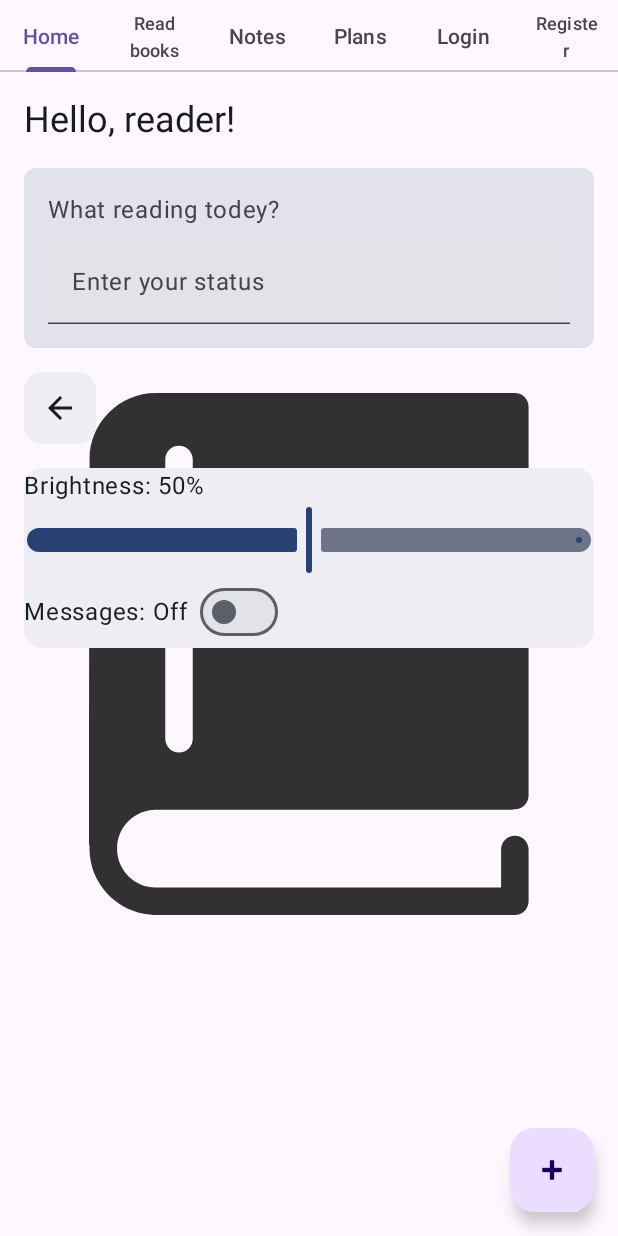
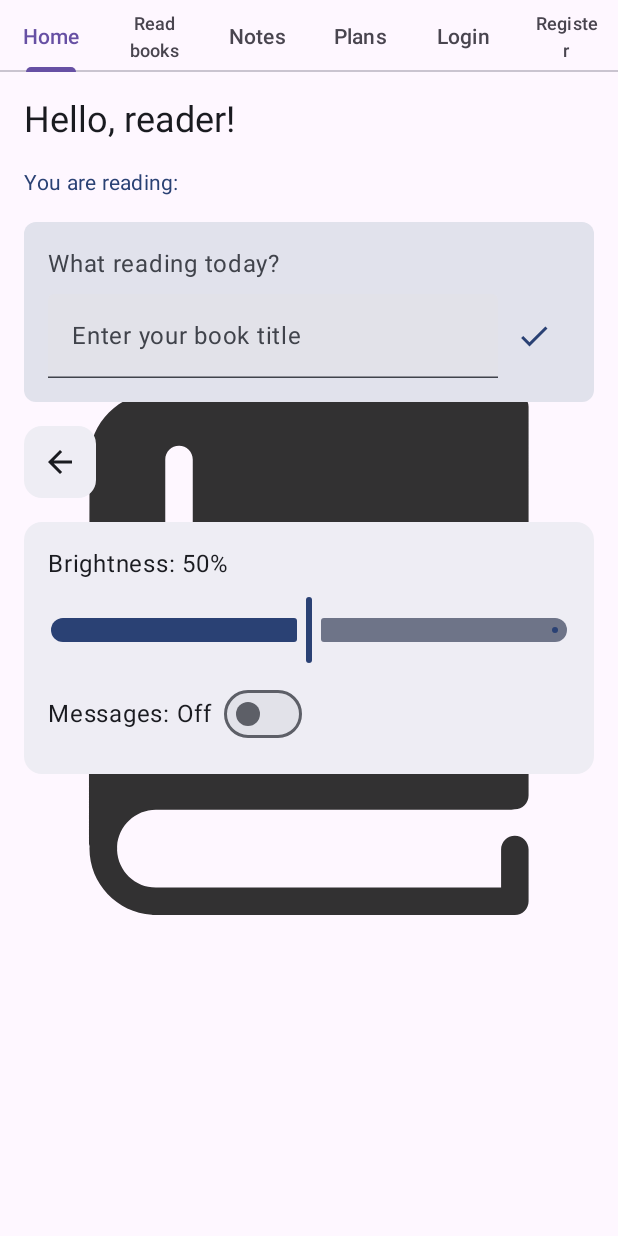
Before and after one commit to TeseySTD/ReadingDiary, an Android app built with Jetpack Compose: the screen it shows after launch (MainActivity), after a tap on "Toggle controls", on a phone screen of 412 x 824 dp. Run offline under Robolectric (Android 15) with nearby library versions, the phone set to English and light mode, and no system bars; 1 other tap on this screen came first.

Commit message:
feat(lab 4):Improved design.

```diff
--- a/app/src/main/java/com/example/readingdiary/MainActivity.kt
+++ b/app/src/main/java/com/example/readingdiary/MainActivity.kt
@@ -35,26 +35,28 @@ class MainActivity : AppCompatActivity() {
 
         TabLayoutMediator(tabLayout, viewPager) { tab, position ->
             tab.text = when (position) {
-                0 -> "Home"
-                1 -> "Read books"
-                2 -> "Notes"
-                3 -> "Plans"
-                4 -> "Login"
-                5 -> "Register"
+                FragmentPositions.HomeFragment.ordinal -> "Home"
+                FragmentPositions.BooksFragment.ordinal -> "Read books"
+                FragmentPositions.NotesFragment.ordinal -> "Notes"
+                FragmentPositions.PlansFragment.ordinal -> "Plans"
+                FragmentPositions.LoginFragment.ordinal -> "Login"
+                FragmentPositions.RegistrationFragment.ordinal -> "Register"
                 else -> ""
             }
         }.attach()
 
         findViewById<View>(R.id.fabAdd).setOnClickListener {
             when (viewPager.currentItem) {
-                0 -> showAddBookDialog()
-                1 -> showAddNoteDialog()
+                FragmentPositions.BooksFragment.ordinal -> showAddBookDialog()
+                FragmentPositions.NotesFragment.ordinal -> showAddNoteDialog()
             }
         }
 
         viewPager.registerOnPageChangeCallback(object : ViewPager2.OnPageChangeCallback() {
             override fun onPageSelected(position: Int) {
-                fabAdd.visibility = if (position in 3..5) View.GONE else View.VISIBLE
+                fabAdd.visibility = if (position in
+                    FragmentPositions.BooksFragment.ordinal .. FragmentPositions.NotesFragment.ordinal)
+                    View.VISIBLE else View.GONE
             }
         })
     }
@@ -68,17 +70,26 @@ class MainActivity : AppCompatActivity() {
     }
 }
 
+enum class FragmentPositions{
+    HomeFragment,
+    BooksFragment,
+    NotesFragment,
+    PlansFragment,
+    LoginFragment,
+    RegistrationFragment,
+}
+
 class ViewPagerAdapter(activity: FragmentActivity) : FragmentStateAdapter(activity) {
     override fun getItemCount(): Int = 6
 
     override fun createFragment(position: Int): Fragment {
         return when (position) {
-            0 -> HomeFragment()
-            1 -> BooksFragment()
-            2 -> NotesFragment()
-            3 -> PlansFragment()
-            4 -> LoginFragment()
-            5 -> RegistrationFragment()
+            FragmentPositions.HomeFragment.ordinal -> HomeFragment()
+            FragmentPositions.BooksFragment.ordinal -> BooksFragment()
+            FragmentPositions.NotesFragment.ordinal -> NotesFragment()
+            FragmentPositions.PlansFragment.ordinal -> PlansFragment()
+            FragmentPositions.LoginFragment.ordinal -> LoginFragment()
+            FragmentPositions.RegistrationFragment.ordinal -> RegistrationFragment()
             else -> HomeFragment()
         }
     }
--- a/app/src/main/java/com/example/readingdiary/ui/compose/HomeScreen.kt
+++ b/app/src/main/java/com/example/readingdiary/ui/compose/HomeScreen.kt
@@ -1,35 +1,17 @@
 package com.example.readingdiary.ui.compose
-
 import android.app.Activity
+import android.widget.Toast
 import androidx.compose.foundation.Image
-import androidx.compose.foundation.layout.Arrangement
-import androidx.compose.foundation.layout.Box
-import androidx.compose.foundation.layout.Column
-import androidx.compose.foundation.layout.Row
-import androidx.compose.foundation.layout.fillMaxSize
-import androidx.compose.foundation.layout.fillMaxWidth
-import androidx.compose.foundation.layout.padding
+import androidx.compose.foundation.layout.*
 import androidx.compose.foundation.shape.RoundedCornerShape
-import androidx.compose.material3.Card
-import androidx.compose.material3.CardDefaults
-import androidx.compose.material3.Icon
-import androidx.compose.material3.IconButton
-import androidx.compose.material3.MaterialTheme
-import androidx.compose.material3.Slider
-import androidx.compose.material3.Switch
-import androidx.compose.material3.Text
-import androidx.compose.material3.TextField
 import androidx.compose.material.icons.Icons
 import androidx.compose.material.icons.filled.ArrowBack
 import androidx.compose.material.icons.filled.ArrowForward
+import androidx.compose.material.icons.filled.Check
 import androidx.compose.material.icons.filled.ExitToApp
-
-import androidx.compose.runtime.Composable
-import androidx.compose.runtime.LaunchedEffect
-import androidx.compose.runtime.mutableStateOf
-import androidx.compose.runtime.remember
-import androidx.compose.runtime.getValue
-import androidx.compose.runtime.setValue
+import androidx.compose.material3.*
+import androidx.compose.runtime.*
+import androidx.compose.runtime.saveable.rememberSaveable
 import androidx.compose.ui.Alignment
 import androidx.compose.ui.Modifier
 import androidx.compose.ui.draw.alpha
@@ -42,6 +24,7 @@ import com.example.readingdiary.R
 @Composable
 fun HomeScreen() {
     var statusText by remember { mutableStateOf("") }
+    var confirmedTitle by rememberSaveable  { mutableStateOf<String?>(null) }
     var brightness by remember { mutableStateOf(50f) }
     var notificationsEnabled by remember { mutableStateOf(false) }
     var showControls by remember { mutableStateOf(false) }
@@ -57,8 +40,7 @@ fun HomeScreen() {
     }
 
     Box(
-        modifier = Modifier
-            .fillMaxSize()
+        modifier = Modifier.fillMaxSize()
     ) {
         Image(
             painter = painterResource(id = R.drawable.book_of_black_cover_closed_svgrepo_com),
@@ -69,6 +51,7 @@ fun HomeScreen() {
                 .padding(32.dp)
                 .alpha(0.8f)
         )
+
         Column(
             modifier = Modifier
                 .fillMaxSize()
@@ -80,6 +63,13 @@ fun HomeScreen() {
                 style = MaterialTheme.typography.headlineSmall,
                 color = colors.onSurface
             )
+            confirmedTitle?.let {
+                Text(
+                    text = "You are reading: $it",
+                    color = colors.primary,
+                    style = MaterialTheme.typography.bodyMedium
+                )
+            }
             Card(
                 shape = RoundedCornerShape(8.dp),
                 colors = CardDefaults.cardColors(containerColor = colors.surfaceVariant),
@@ -90,21 +80,36 @@ fun HomeScreen() {
                     verticalArrangement = Arrangement.spacedBy(8.dp)
                 ) {
                     Text(
-                        text = "What reading todey?",
+                        text = "What reading today?",
                         style = MaterialTheme.typography.bodyLarge,
                         color = colors.onSurfaceVariant
                     )
+                    Row(
+                        verticalAlignment = Alignment.CenterVertically
+                    ) {
                         TextField(
                             value = statusText,
                             onValueChange = { statusText = it },
-                        label = { Text("Enter your status") },
-                        modifier = Modifier.fillMaxWidth()
+                            label = { Text("Enter your book title") },
+                            modifier = Modifier.weight(1f)
+                        )
+                        IconButton(onClick = {
+                            confirmedTitle = statusText
+                        }) {
+                            Icon(
+                                imageVector = Icons.Default.Check,
+                                contentDescription = "Confirm",
+                                tint = colors.primary
                             )
                         }
                     }
+
+                }
+            }
+
             Card(
                 colors = CardDefaults.cardColors(containerColor = colors.surfaceContainer)
-            ){
+            ) {
                 IconButton(onClick = { showControls = !showControls }) {
                     Icon(
                         imageVector = if (showControls) Icons.Filled.ArrowBack else Icons.Filled.ArrowForward,
@@ -117,8 +122,11 @@ fun HomeScreen() {
             if (showControls) {
                 Card(
                     colors = CardDefaults.cardColors(containerColor = colors.surfaceContainer)
-                ){
-                    Column {
+                ) {
+                    Column(
+                        modifier = Modifier.padding(16.dp),
+                        verticalArrangement = Arrangement.spacedBy(8.dp)
+                    ) {
                         Text(
                             text = "Brightness: ${brightness.toInt()}%",
                             style = MaterialTheme.typography.bodyLarge,
@@ -130,7 +138,7 @@ fun HomeScreen() {
                             valueRange = 0f..100f,
                             modifier = Modifier.fillMaxWidth()
                         )
-                    }
+
                         Row(
                             verticalAlignment = Alignment.CenterVertically,
                             horizontalArrangement = Arrangement.spacedBy(8.dp)
@@ -142,7 +150,14 @@ fun HomeScreen() {
                             )
                             Switch(
                                 checked = notificationsEnabled,
-                            onCheckedChange = { notificationsEnabled = it }
+                                onCheckedChange = {
+                                    notificationsEnabled = it
+                                    Toast.makeText(
+                                        context,
+                                        if (it) "Notifications enabled" else "Notifications disabled",
+                                        Toast.LENGTH_SHORT
+                                    ).show()
+                                }
                             )
                         }
                     }
@@ -150,3 +165,4 @@ fun HomeScreen() {
             }
         }
     }
+}
```
Lines whose indentation alone changed are shown as unchanged.
